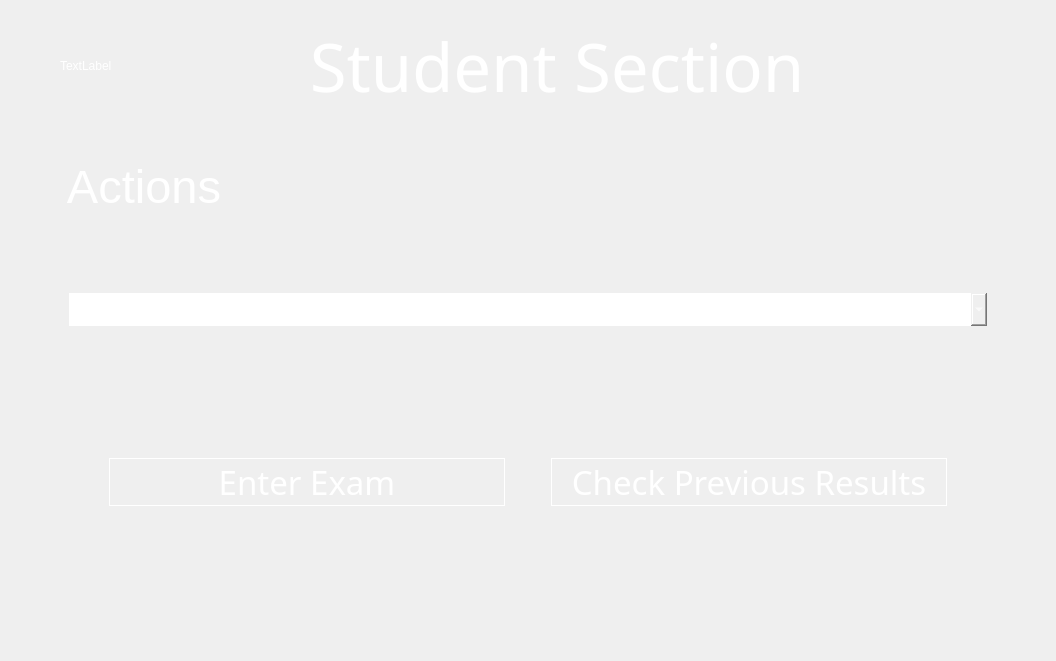
The window that ExamSphereV1/student.ui (BiratBC/ExamSphereV1) describes before a commit, drawn with Qt 5.
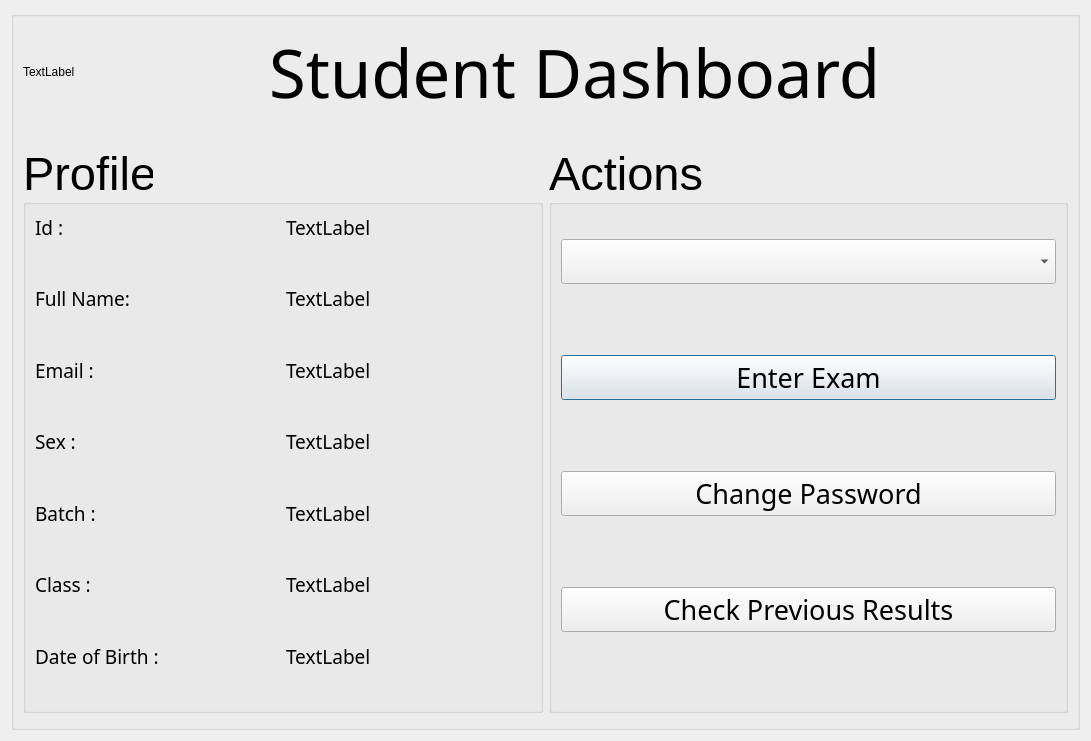
The same window after the commit. Icons and pictures are not drawn.

```diff
--- a/ExamSphereV1/student.ui
+++ b/ExamSphereV1/student.ui
@@ -6,8 +6,8 @@
    <rect>
     <x>0</x>
     <y>0</y>
-    <width>1056</width>
-    <height>661</height>
+    <width>1091</width>
+    <height>741</height>
    </rect>
   </property>
   <property name="windowTitle">
@@ -20,208 +20,568 @@
    <item row="0" column="0">
     <widget class="QGroupBox" name="groupBox">
      <property name="styleSheet">
-      <string notr="true">color: rgb(255, 255, 255);
-border:0px solid white;</string>
+      <string notr="true"/>
      </property>
      <property name="title">
       <string/>
      </property>
-     <layout class="QGridLayout" name="gridLayout">
-      <item row="2" column="1">
-       <widget class="QGroupBox" name="groupBox_2">
-        <property name="font">
-         <font>
-          <family>Ubuntu</family>
-          <pointsize>35</pointsize>
-         </font>
-        </property>
-        <property name="title">
-         <string>Actions</string>
-        </property>
-        <layout class="QVBoxLayout" name="verticalLayout">
-         <item>
-          <spacer name="verticalSpacer_3">
-           <property name="orientation">
-            <enum>Qt::Vertical</enum>
-           </property>
-           <property name="sizeHint" stdset="0">
-            <size>
-             <width>20</width>
-             <height>40</height>
-            </size>
-           </property>
-          </spacer>
-         </item>
-         <item>
-          <widget class="QComboBox" name="grade">
-           <property name="enabled">
-            <bool>true</bool>
-           </property>
-           <property name="sizePolicy">
-            <sizepolicy hsizetype="Minimum" vsizetype="Preferred">
-             <horstretch>0</horstretch>
-             <verstretch>0</verstretch>
-            </sizepolicy>
-           </property>
-           <property name="font">
-            <font>
-             <pointsize>20</pointsize>
-            </font>
-           </property>
-           <property name="cursor">
-            <cursorShape>ArrowCursor</cursorShape>
-           </property>
-           <property name="layoutDirection">
-            <enum>Qt::LeftToRight</enum>
-           </property>
-           <property name="iconSize">
-            <size>
-             <width>20</width>
-             <height>20</height>
-            </size>
-           </property>
-          </widget>
-         </item>
-         <item>
-          <spacer name="verticalSpacer_4">
-           <property name="orientation">
-            <enum>Qt::Vertical</enum>
-           </property>
-           <property name="sizeHint" stdset="0">
-            <size>
-             <width>20</width>
-             <height>40</height>
-            </size>
-           </property>
-          </spacer>
-         </item>
-         <item>
-          <layout class="QHBoxLayout" name="horizontalLayout_2">
-           <item>
-            <spacer name="horizontalSpacer_2">
-             <property name="orientation">
-              <enum>Qt::Horizontal</enum>
-             </property>
-             <property name="sizeType">
-              <enum>QSizePolicy::Maximum</enum>
-             </property>
-             <property name="sizeHint" stdset="0">
-              <size>
-               <width>40</width>
-               <height>20</height>
-              </size>
-             </property>
-            </spacer>
-           </item>
-           <item>
-            <widget class="QPushButton" name="pushButton">
-             <property name="sizePolicy">
-              <sizepolicy hsizetype="Preferred" vsizetype="Fixed">
-               <horstretch>0</horstretch>
-               <verstretch>0</verstretch>
-              </sizepolicy>
-             </property>
-             <property name="font">
-              <font>
-               <family>Ubuntu Light</family>
-               <pointsize>25</pointsize>
-              </font>
-             </property>
-             <property name="cursor">
-              <cursorShape>PointingHandCursor</cursorShape>
-             </property>
-             <property name="styleSheet">
-              <string notr="true">border:1px solid white;
-</string>
-             </property>
-             <property name="text">
-              <string>Enter Exam</string>
-             </property>
-            </widget>
-           </item>
-           <item>
-            <spacer name="horizontalSpacer">
-             <property name="orientation">
-              <enum>Qt::Horizontal</enum>
-             </property>
-             <property name="sizeType">
-              <enum>QSizePolicy::Preferred</enum>
-             </property>
-             <property name="sizeHint" stdset="0">
-              <size>
-               <width>40</width>
-               <height>20</height>
-              </size>
-             </property>
-            </spacer>
-           </item>
-           <item>
-            <widget class="QPushButton" name="pushButton_2">
-             <property name="sizePolicy">
-              <sizepolicy hsizetype="Preferred" vsizetype="Fixed">
-               <horstretch>0</horstretch>
-               <verstretch>0</verstretch>
-              </sizepolicy>
-             </property>
-             <property name="font">
-              <font>
-               <family>Ubuntu Light</family>
-               <pointsize>25</pointsize>
-              </font>
-             </property>
-             <property name="cursor">
-              <cursorShape>PointingHandCursor</cursorShape>
-             </property>
-             <property name="styleSheet">
-              <string notr="true">border:1px solid white;</string>
-             </property>
-             <property name="text">
-              <string>Check Previous Results</string>
-             </property>
-            </widget>
-           </item>
-           <item>
-            <spacer name="horizontalSpacer_3">
-             <property name="orientation">
-              <enum>Qt::Horizontal</enum>
-             </property>
-             <property name="sizeType">
-              <enum>QSizePolicy::Maximum</enum>
-             </property>
-             <property name="sizeHint" stdset="0">
-              <size>
-               <width>40</width>
-               <height>20</height>
-              </size>
-             </property>
-            </spacer>
-           </item>
-          </layout>
-         </item>
-         <item>
-          <spacer name="verticalSpacer_2">
-           <property name="orientation">
-            <enum>Qt::Vertical</enum>
-           </property>
-           <property name="sizeHint" stdset="0">
-            <size>
-             <width>20</width>
-             <height>40</height>
-            </size>
-           </property>
-          </spacer>
-         </item>
-        </layout>
-       </widget>
+     <layout class="QGridLayout" name="gridLayout_3">
+      <item row="0" column="0">
+       <layout class="QVBoxLayout" name="verticalLayout_4">
+        <item>
+         <layout class="QHBoxLayout" name="horizontalLayout">
+          <item>
+           <widget class="QLabel" name="logo4">
+            <property name="text">
+             <string>TextLabel</string>
+            </property>
+           </widget>
+          </item>
+          <item>
+           <widget class="QLabel" name="label_2">
+            <property name="sizePolicy">
+             <sizepolicy hsizetype="Expanding" vsizetype="Preferred">
+              <horstretch>0</horstretch>
+              <verstretch>0</verstretch>
+             </sizepolicy>
+            </property>
+            <property name="font">
+             <font>
+              <family>Ubuntu Medium</family>
+              <pointsize>50</pointsize>
+             </font>
+            </property>
+            <property name="text">
+             <string>Student Dashboard</string>
+            </property>
+            <property name="alignment">
+             <set>Qt::AlignCenter</set>
+            </property>
+           </widget>
+          </item>
+         </layout>
+        </item>
+        <item>
+         <spacer name="verticalSpacer">
+          <property name="orientation">
+           <enum>Qt::Vertical</enum>
+          </property>
+          <property name="sizeHint" stdset="0">
+           <size>
+            <width>20</width>
+            <height>40</height>
+           </size>
+          </property>
+         </spacer>
+        </item>
+        <item>
+         <layout class="QHBoxLayout" name="horizontalLayout_9">
+          <item>
+           <widget class="QGroupBox" name="groupBox_3">
+            <property name="font">
+             <font>
+              <family>Ubuntu</family>
+              <pointsize>35</pointsize>
+             </font>
+            </property>
+            <property name="title">
+             <string>Profile</string>
+            </property>
+            <layout class="QGridLayout" name="gridLayout">
+             <item row="0" column="0">
+              <layout class="QVBoxLayout" name="verticalLayout_3">
+               <item>
+                <layout class="QHBoxLayout" name="horizontalLayout_2">
+                 <item>
+                  <widget class="QLabel" name="label_13">
+                   <property name="font">
+                    <font>
+                     <family>Ubuntu Light</family>
+                     <pointsize>14</pointsize>
+                    </font>
+                   </property>
+                   <property name="text">
+                    <string>Id : </string>
+                   </property>
+                  </widget>
+                 </item>
+                 <item>
+                  <widget class="QLabel" name="id">
+                   <property name="font">
+                    <font>
+                     <family>Ubuntu Light</family>
+                     <pointsize>14</pointsize>
+                    </font>
+                   </property>
+                   <property name="text">
+                    <string>TextLabel</string>
+                   </property>
+                  </widget>
+                 </item>
+                </layout>
+               </item>
+               <item>
+                <spacer name="verticalSpacer_2">
+                 <property name="orientation">
+                  <enum>Qt::Vertical</enum>
+                 </property>
+                 <property name="sizeType">
+                  <enum>QSizePolicy::Preferred</enum>
+                 </property>
+                 <property name="sizeHint" stdset="0">
+                  <size>
+                   <width>20</width>
+                   <height>40</height>
+                  </size>
+                 </property>
+                </spacer>
+               </item>
+               <item>
+                <layout class="QHBoxLayout" name="horizontalLayout_3">
+                 <item>
+                  <widget class="QLabel" name="label">
+                   <property name="font">
+                    <font>
+                     <family>Ubuntu Light</family>
+                     <pointsize>14</pointsize>
+                    </font>
+                   </property>
+                   <property name="text">
+                    <string>Full Name: </string>
+                   </property>
+                  </widget>
+                 </item>
+                 <item>
+                  <widget class="QLabel" name="fn">
+                   <property name="font">
+                    <font>
+                     <family>Ubuntu Light</family>
+                     <pointsize>14</pointsize>
+                    </font>
+                   </property>
+                   <property name="text">
+                    <string>TextLabel</string>
+                   </property>
+                  </widget>
+                 </item>
+                </layout>
+               </item>
+               <item>
+                <spacer name="verticalSpacer_3">
+                 <property name="orientation">
+                  <enum>Qt::Vertical</enum>
+                 </property>
+                 <property name="sizeType">
+                  <enum>QSizePolicy::Preferred</enum>
+                 </property>
+                 <property name="sizeHint" stdset="0">
+                  <size>
+                   <width>20</width>
+                   <height>40</height>
+                  </size>
+                 </property>
+                </spacer>
+               </item>
+               <item>
+                <layout class="QHBoxLayout" name="horizontalLayout_4">
+                 <item>
+                  <widget class="QLabel" name="label_4">
+                   <property name="font">
+                    <font>
+                     <family>Ubuntu Light</family>
+                     <pointsize>14</pointsize>
+                    </font>
+                   </property>
+                   <property name="text">
+                    <string>Email : </string>
+                   </property>
+                  </widget>
+                 </item>
+                 <item>
+                  <widget class="QLabel" name="email">
+                   <property name="font">
+                    <font>
+                     <family>Ubuntu Light</family>
+                     <pointsize>14</pointsize>
+                    </font>
+                   </property>
+                   <property name="text">
+                    <string>TextLabel</string>
+                   </property>
+                  </widget>
+                 </item>
+                </layout>
+               </item>
+               <item>
+                <spacer name="verticalSpacer_4">
+                 <property name="orientation">
+                  <enum>Qt::Vertical</enum>
+                 </property>
+                 <property name="sizeType">
+                  <enum>QSizePolicy::Preferred</enum>
+                 </property>
+                 <property name="sizeHint" stdset="0">
+                  <size>
+                   <width>20</width>
+                   <height>40</height>
+                  </size>
+                 </property>
+                </spacer>
+               </item>
+               <item>
+                <layout class="QHBoxLayout" name="horizontalLayout_5">
+                 <item>
+                  <widget class="QLabel" name="label_6">
+                   <property name="font">
+                    <font>
+                     <family>Ubuntu Light</family>
+                     <pointsize>14</pointsize>
+                    </font>
+                   </property>
+                   <property name="text">
+                    <string>Sex : </string>
+                   </property>
+                  </widget>
+                 </item>
+                 <item>
+                  <widget class="QLabel" name="sex">
+                   <property name="font">
+                    <font>
+                     <family>Ubuntu Light</family>
+                     <pointsize>14</pointsize>
+                    </font>
+                   </property>
+                   <property name="text">
+                    <string>TextLabel</string>
+                   </property>
+                  </widget>
+                 </item>
+                </layout>
+               </item>
+               <item>
+                <spacer name="verticalSpacer_5">
+                 <property name="orientation">
+                  <enum>Qt::Vertical</enum>
+                 </property>
+                 <property name="sizeType">
+                  <enum>QSizePolicy::Preferred</enum>
+                 </property>
+                 <property name="sizeHint" stdset="0">
+                  <size>
+                   <width>20</width>
+                   <height>40</height>
+                  </size>
+                 </property>
+                </spacer>
+               </item>
+               <item>
+                <layout class="QHBoxLayout" name="horizontalLayout_6">
+                 <item>
+                  <widget class="QLabel" name="label_8">
+                   <property name="font">
+                    <font>
+                     <family>Ubuntu Light</family>
+                     <pointsize>14</pointsize>
+                    </font>
+                   </property>
+                   <property name="text">
+                    <string>Batch : </string>
+                   </property>
+                  </widget>
+                 </item>
+                 <item>
+                  <widget class="QLabel" name="batch">
+                   <property name="font">
+                    <font>
+                     <family>Ubuntu Light</family>
+                     <pointsize>14</pointsize>
+                    </font>
+                   </property>
+                   <property name="text">
+                    <string>TextLabel</string>
+                   </property>
+                  </widget>
+                 </item>
+                </layout>
+               </item>
+               <item>
+                <spacer name="verticalSpacer_6">
+                 <property name="orientation">
+                  <enum>Qt::Vertical</enum>
+                 </property>
+                 <property name="sizeType">
+                  <enum>QSizePolicy::Preferred</enum>
+                 </property>
+                 <property name="sizeHint" stdset="0">
+                  <size>
+                   <width>20</width>
+                   <height>40</height>
+                  </size>
+                 </property>
+                </spacer>
+               </item>
+               <item>
+                <layout class="QHBoxLayout" name="horizontalLayout_7">
+                 <item>
+                  <widget class="QLabel" name="label_10">
+                   <property name="font">
+                    <font>
+                     <family>Ubuntu Light</family>
+                     <pointsize>14</pointsize>
+                    </font>
+                   </property>
+                   <property name="text">
+                    <string>Class : </string>
+                   </property>
+                  </widget>
+                 </item>
+                 <item>
+                  <widget class="QLabel" name="class_2">
+                   <property name="font">
+                    <font>
+                     <family>Ubuntu Light</family>
+                     <pointsize>14</pointsize>
+                    </font>
+                   </property>
+                   <property name="text">
+                    <string>TextLabel</string>
+                   </property>
+                  </widget>
+                 </item>
+                </layout>
+               </item>
+               <item>
+                <spacer name="verticalSpacer_7">
+                 <property name="orientation">
+                  <enum>Qt::Vertical</enum>
+                 </property>
+                 <property name="sizeType">
+                  <enum>QSizePolicy::Preferred</enum>
+                 </property>
+                 <property name="sizeHint" stdset="0">
+                  <size>
+                   <width>20</width>
+                   <height>40</height>
+                  </size>
+                 </property>
+                </spacer>
+               </item>
+               <item>
+                <layout class="QHBoxLayout" name="horizontalLayout_8">
+                 <item>
+                  <widget class="QLabel" name="label_12">
+                   <property name="font">
+                    <font>
+                     <family>Ubuntu Light</family>
+                     <pointsize>14</pointsize>
+                    </font>
+                   </property>
+                   <property name="text">
+                    <string>Date of Birth : </string>
+                   </property>
+                  </widget>
+                 </item>
+                 <item>
+                  <widget class="QLabel" name="dob">
+                   <property name="font">
+                    <font>
+                     <family>Ubuntu Light</family>
+                     <pointsize>14</pointsize>
+                    </font>
+                   </property>
+                   <property name="text">
+                    <string>TextLabel</string>
+                   </property>
+                  </widget>
+                 </item>
+                </layout>
+               </item>
+              </layout>
+             </item>
+             <item row="1" column="0">
+              <spacer name="verticalSpacer_8">
+               <property name="orientation">
+                <enum>Qt::Vertical</enum>
+               </property>
+               <property name="sizeType">
+                <enum>QSizePolicy::Preferred</enum>
+               </property>
+               <property name="sizeHint" stdset="0">
+                <size>
+                 <width>20</width>
+                 <height>40</height>
+                </size>
+               </property>
+              </spacer>
+             </item>
+            </layout>
+           </widget>
+          </item>
+          <item>
+           <widget class="QGroupBox" name="groupBox_2">
+            <property name="font">
+             <font>
+              <family>Ubuntu</family>
+              <pointsize>35</pointsize>
+             </font>
+            </property>
+            <property name="title">
+             <string>Actions</string>
+            </property>
+            <layout class="QVBoxLayout" name="verticalLayout_2">
+             <item>
+              <layout class="QVBoxLayout" name="verticalLayout">
+               <item>
+                <widget class="QComboBox" name="subject">
+                 <property name="font">
+                  <font>
+                   <family>Ubuntu Light</family>
+                   <pointsize>20</pointsize>
+                  </font>
+                 </property>
+                </widget>
+               </item>
+               <item>
+                <spacer name="verticalSpacer_11">
+                 <property name="orientation">
+                  <enum>Qt::Vertical</enum>
+                 </property>
+                 <property name="sizeType">
+                  <enum>QSizePolicy::Preferred</enum>
+                 </property>
+                 <property name="sizeHint" stdset="0">
+                  <size>
+                   <width>20</width>
+                   <height>40</height>
+                  </size>
+                 </property>
+                </spacer>
+               </item>
+               <item>
+                <widget class="QPushButton" name="pushButton">
+                 <property name="sizePolicy">
+                  <sizepolicy hsizetype="Preferred" vsizetype="Fixed">
+                   <horstretch>0</horstretch>
+                   <verstretch>0</verstretch>
+                  </sizepolicy>
+                 </property>
+                 <property name="font">
+                  <font>
+                   <family>Ubuntu Light</family>
+                   <pointsize>20</pointsize>
+                  </font>
+                 </property>
+                 <property name="cursor">
+                  <cursorShape>PointingHandCursor</cursorShape>
+                 </property>
+                 <property name="styleSheet">
+                  <string notr="true"/>
+                 </property>
+                 <property name="text">
+                  <string>Enter Exam</string>
+                 </property>
+                </widget>
+               </item>
+               <item>
+                <spacer name="verticalSpacer_10">
+                 <property name="orientation">
+                  <enum>Qt::Vertical</enum>
+                 </property>
+                 <property name="sizeType">
+                  <enum>QSizePolicy::Preferred</enum>
+                 </property>
+                 <property name="sizeHint" stdset="0">
+                  <size>
+                   <width>20</width>
+                   <height>40</height>
+                  </size>
+                 </property>
+                </spacer>
+               </item>
+               <item>
+                <widget class="QPushButton" name="pushButton_2">
+                 <property name="sizePolicy">
+                  <sizepolicy hsizetype="Preferred" vsizetype="Fixed">
+                   <horstretch>0</horstretch>
+                   <verstretch>0</verstretch>
+                  </sizepolicy>
+                 </property>
+                 <property name="font">
+                  <font>
+                   <family>Ubuntu Light</family>
+                   <pointsize>20</pointsize>
+                  </font>
+                 </property>
+                 <property name="cursor">
+                  <cursorShape>ArrowCursor</cursorShape>
+                 </property>
+                 <property name="styleSheet">
+                  <string notr="true"/>
+                 </property>
+                 <property name="text">
+                  <string>Change Password</string>
+                 </property>
+                </widget>
+               </item>
+               <item>
+                <spacer name="verticalSpacer_12">
+                 <property name="orientation">
+                  <enum>Qt::Vertical</enum>
+                 </property>
+                 <property name="sizeType">
+                  <enum>QSizePolicy::Preferred</enum>
+                 </property>
+                 <property name="sizeHint" stdset="0">
+                  <size>
+                   <width>20</width>
+                   <height>40</height>
+                  </size>
+                 </property>
+                </spacer>
+               </item>
+               <item>
+                <widget class="QPushButton" name="pushButton_3">
+                 <property name="font">
+                  <font>
+                   <family>Ubuntu Light</family>
+                   <pointsize>20</pointsize>
+                  </font>
+                 </property>
+                 <property name="text">
+                  <string>Check Previous Results</string>
+                 </property>
+                </widget>
+               </item>
+               <item>
+                <spacer name="verticalSpacer_13">
+                 <property name="orientation">
+                  <enum>Qt::Vertical</enum>
+                 </property>
+                 <property name="sizeType">
+                  <enum>QSizePolicy::Preferred</enum>
+                 </property>
+                 <property name="sizeHint" stdset="0">
+                  <size>
+                   <width>20</width>
+                   <height>40</height>
+                  </size>
+                 </property>
+                </spacer>
+               </item>
+              </layout>
+             </item>
+            </layout>
+           </widget>
+          </item>
+         </layout>
+        </item>
+       </layout>
       </item>
-      <item row="1" column="1">
-       <spacer name="verticalSpacer">
+      <item row="1" column="0">
+       <spacer name="verticalSpacer_9">
         <property name="orientation">
          <enum>Qt::Vertical</enum>
         </property>
-        <property name="sizeType">
-         <enum>QSizePolicy::Preferred</enum>
-        </property>
         <property name="sizeHint" stdset="0">
          <size>
           <width>20</width>
@@ -230,71 +590,6 @@
         </property>
        </spacer>
       </item>
-      <item row="0" column="1">
-       <layout class="QHBoxLayout" name="horizontalLayout">
-        <item>
-         <widget class="QLabel" name="logo4">
-          <property name="text">
-           <string>TextLabel</string>
-          </property>
-         </widget>
-        </item>
-        <item>
-         <widget class="QLabel" name="label_2">
-          <property name="sizePolicy">
-           <sizepolicy hsizetype="Expanding" vsizetype="Preferred">
-            <horstretch>0</horstretch>
-            <verstretch>0</verstretch>
-           </sizepolicy>
-          </property>
-          <property name="font">
-           <font>
-            <family>Ubuntu Medium</family>
-            <pointsize>50</pointsize>
-           </font>
-          </property>
-          <property name="text">
-           <string>Student Section</string>
-          </property>
-          <property name="alignment">
-           <set>Qt::AlignCenter</set>
-          </property>
-         </widget>
-        </item>
-       </layout>
-      </item>
-      <item row="0" column="0">
-       <spacer name="horizontalSpacer_4">
-        <property name="orientation">
-         <enum>Qt::Horizontal</enum>
-        </property>
-        <property name="sizeType">
-         <enum>QSizePolicy::Preferred</enum>
-        </property>
-        <property name="sizeHint" stdset="0">
-         <size>
-          <width>40</width>
-          <height>20</height>
-         </size>
-        </property>
-       </spacer>
-      </item>
-      <item row="0" column="2">
-       <spacer name="horizontalSpacer_5">
-        <property name="orientation">
-         <enum>Qt::Horizontal</enum>
-        </property>
-        <property name="sizeType">
-         <enum>QSizePolicy::Preferred</enum>
-        </property>
-        <property name="sizeHint" stdset="0">
-         <size>
-          <width>40</width>
-          <height>20</height>
-         </size>
-        </property>
-       </spacer>
-      </item>
      </layout>
     </widget>
    </item>
```
Left out of the diff: 2 changed lines with no effect on the pictures.
